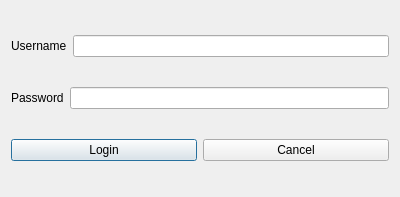
Qt form loginwindow.ui (NVKShop/nvk-client) before a commit.
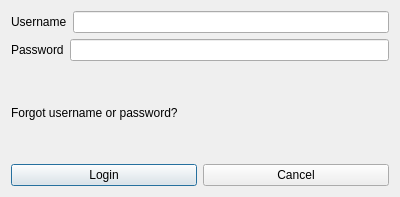
The same form after that commit.

```diff
--- a/loginwindow.ui
+++ b/loginwindow.ui
@@ -43,6 +43,15 @@
     </layout>
    </item>
    <item row="2" column="0">
+    <layout class="QVBoxLayout" name="verticalLayout">
+     <item>
+      <widget class="QLabel" name="forgotUserNameLabel">
+       <property name="text">
+        <string>Forgot username or password?</string>
+       </property>
+      </widget>
+     </item>
+     <item>
     <layout class="QHBoxLayout" name="horizontalLayout_3">
      <item>
       <widget class="QPushButton" name="pushButton">
@@ -57,6 +66,8 @@
         <string>Cancel</string>
        </property>
       </widget>
+       </item>
+      </layout>
      </item>
     </layout>
    </item>
```
Lines whose indentation alone changed are shown as unchanged.
